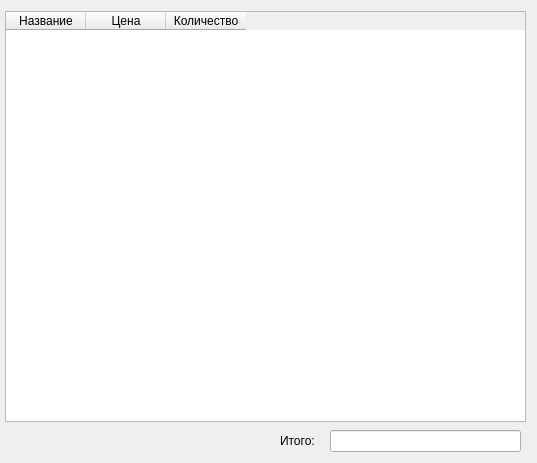
Qt form table.ui (eg-mart/yandex) before a commit.
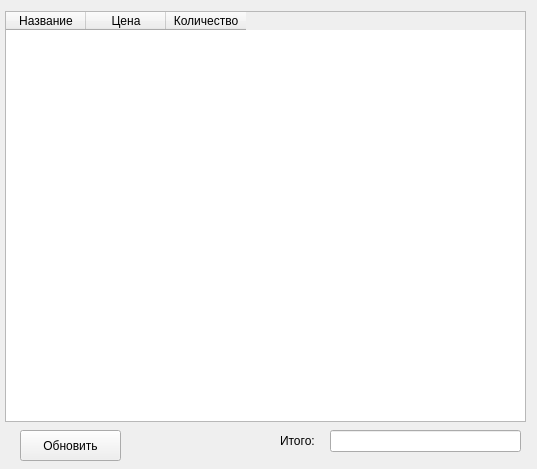
The same form after that commit.

```diff
--- a/table.ui
+++ b/table.ui
@@ -7,7 +7,7 @@
     <x>0</x>
     <y>0</y>
     <width>537</width>
-    <height>463</height>
+    <height>469</height>
    </rect>
   </property>
   <property name="windowTitle">
@@ -86,6 +86,19 @@
      </property>
     </column>
    </widget>
+   <widget class="QPushButton" name="btn_update">
+    <property name="geometry">
+     <rect>
+      <x>20</x>
+      <y>430</y>
+      <width>101</width>
+      <height>31</height>
+     </rect>
+    </property>
+    <property name="text">
+     <string>Обновить</string>
+    </property>
+   </widget>
   </widget>
  </widget>
  <tabstops>
```
